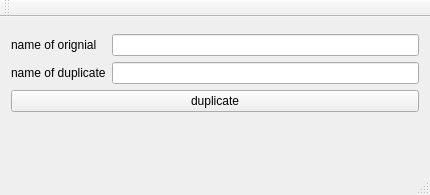
Before: the Qt Designer form src/CodeDuplicator/MainWindow.ui in Ulle84/ToolBox, drawn with Qt 5.
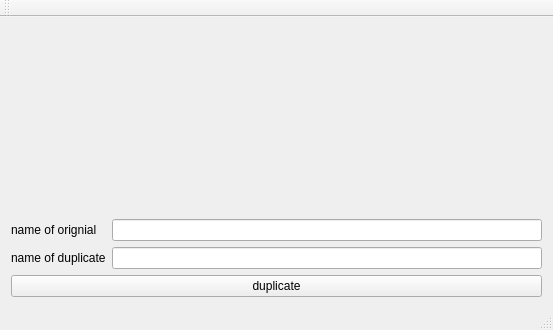
After: the same form once the commit is applied. Custom widgets are drawn as their Qt base class.

Commit message: + PathList Widget + CodeDuplicator for directories and files

The edit to the form file:
```diff
--- a/src/CodeDuplicator/MainWindow.ui
+++ b/src/CodeDuplicator/MainWindow.ui
@@ -6,8 +6,8 @@
    <rect>
     <x>0</x>
     <y>0</y>
-    <width>430</width>
-    <height>195</height>
+    <width>553</width>
+    <height>330</height>
    </rect>
   </property>
   <property name="windowTitle">
@@ -16,10 +16,13 @@
   <widget class="QWidget" name="centralWidget">
    <layout class="QVBoxLayout" name="verticalLayout">
     <item>
-     <widget class="PathSelector" name="pathSelector"/>
+     <widget class="PathList" name="pathList"/>
     </item>
     <item>
      <layout class="QGridLayout" name="gridLayout">
+      <item row="1" column="1">
+       <widget class="QLineEdit" name="lineEditDuplicate"/>
+      </item>
       <item row="0" column="0">
        <widget class="QLabel" name="label">
         <property name="text">
@@ -30,7 +33,7 @@
       <item row="0" column="1">
        <widget class="QLineEdit" name="lineEditOriginal">
         <property name="readOnly">
-         <bool>true</bool>
+         <bool>false</bool>
         </property>
        </widget>
       </item>
@@ -41,9 +44,6 @@
         </property>
        </widget>
       </item>
-      <item row="1" column="1">
-       <widget class="QLineEdit" name="lineEditDuplicate"/>
-      </item>
      </layout>
     </item>
     <item>
@@ -53,19 +53,6 @@
       </property>
      </widget>
     </item>
-    <item>
-     <spacer name="verticalSpacer">
-      <property name="orientation">
-       <enum>Qt::Vertical</enum>
-      </property>
-      <property name="sizeHint" stdset="0">
-       <size>
-        <width>20</width>
-        <height>69</height>
-       </size>
-      </property>
-     </spacer>
-    </item>
    </layout>
   </widget>
   <widget class="QMenuBar" name="menuBar">
@@ -73,7 +60,7 @@
     <rect>
      <x>0</x>
      <y>0</y>
-     <width>430</width>
+     <width>553</width>
      <height>21</height>
     </rect>
    </property>
@@ -91,9 +78,9 @@
  <layoutdefault spacing="6" margin="11"/>
  <customwidgets>
   <customwidget>
-   <class>PathSelector</class>
+   <class>PathList</class>
    <extends>QWidget</extends>
-   <header>PathSelector.h</header>
+   <header>PathList.h</header>
   </customwidget>
  </customwidgets>
  <resources/>
```
The commit also changes 30 other files.
